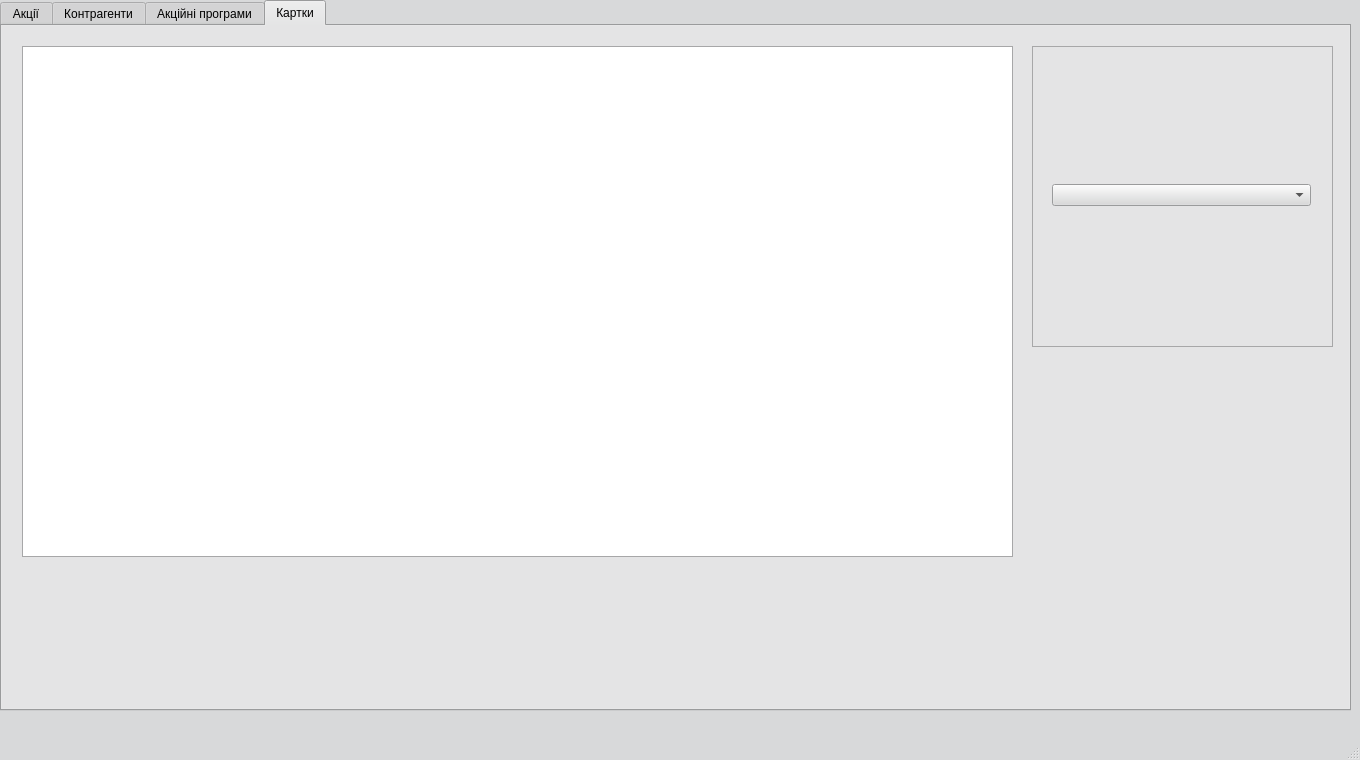
Qt form mainwindow.ui (landrew31/db_course_work) before a commit.
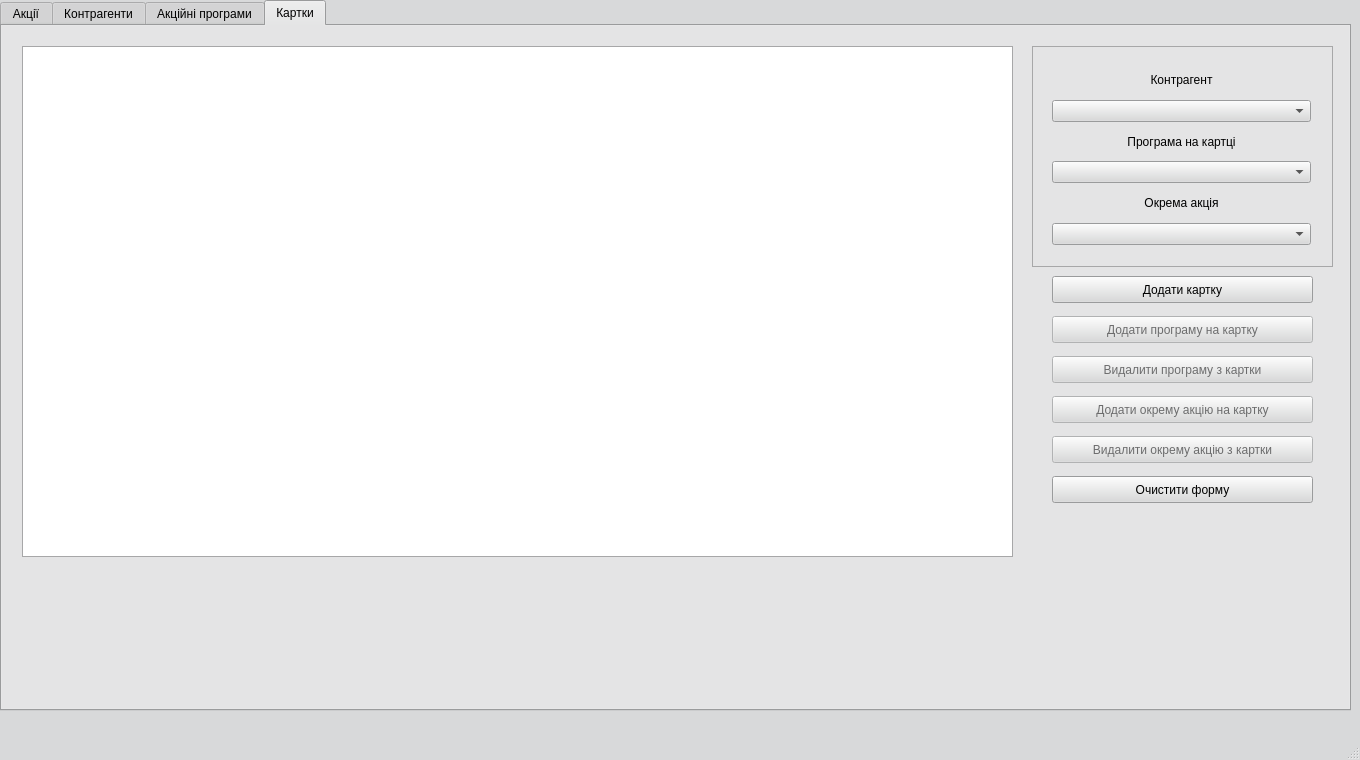
The same form after that commit. The open tabs and pages were chosen to show the change.

Commit message: card_tab added

```diff
--- a/mainwindow.ui
+++ b/mainwindow.ui
@@ -1040,7 +1040,7 @@
         <x>1030</x>
         <y>20</y>
         <width>301</width>
-        <height>301</height>
+        <height>221</height>
        </rect>
       </property>
       <property name="frameShape">
@@ -1055,16 +1055,142 @@
          <x>9</x>
          <y>9</y>
          <width>281</width>
-         <height>281</height>
+         <height>201</height>
         </rect>
        </property>
        <layout class="QGridLayout" name="gridLayout_4">
         <item row="0" column="0">
-         <widget class="QComboBox" name="comboBox"/>
+         <widget class="QLabel" name="label_10">
+          <property name="text">
+           <string>Контрагент</string>
+          </property>
+          <property name="alignment">
+           <set>Qt::AlignCenter</set>
+          </property>
+         </widget>
+        </item>
+        <item row="3" column="0">
+         <widget class="QComboBox" name="program_on_card"/>
+        </item>
+        <item row="4" column="0">
+         <widget class="QLabel" name="label_12">
+          <property name="text">
+           <string>Окрема акція</string>
+          </property>
+          <property name="alignment">
+           <set>Qt::AlignCenter</set>
+          </property>
+         </widget>
+        </item>
+        <item row="2" column="0">
+         <widget class="QLabel" name="label_11">
+          <property name="text">
+           <string>Програма на картці</string>
+          </property>
+          <property name="alignment">
+           <set>Qt::AlignCenter</set>
+          </property>
+         </widget>
+        </item>
+        <item row="1" column="0">
+         <widget class="QComboBox" name="contr_for_card"/>
+        </item>
+        <item row="5" column="0">
+         <widget class="QComboBox" name="single_action_on_card"/>
         </item>
        </layout>
       </widget>
      </widget>
+     <widget class="QPushButton" name="add_card">
+      <property name="geometry">
+       <rect>
+        <x>1050</x>
+        <y>250</y>
+        <width>261</width>
+        <height>27</height>
+       </rect>
+      </property>
+      <property name="text">
+       <string>Додати картку</string>
+      </property>
+     </widget>
+     <widget class="QPushButton" name="add_program_on_card">
+      <property name="enabled">
+       <bool>false</bool>
+      </property>
+      <property name="geometry">
+       <rect>
+        <x>1050</x>
+        <y>290</y>
+        <width>261</width>
+        <height>27</height>
+       </rect>
+      </property>
+      <property name="text">
+       <string>Додати програму на картку</string>
+      </property>
+     </widget>
+     <widget class="QPushButton" name="delete_program_from_card">
+      <property name="enabled">
+       <bool>false</bool>
+      </property>
+      <property name="geometry">
+       <rect>
+        <x>1050</x>
+        <y>330</y>
+        <width>261</width>
+        <height>27</height>
+       </rect>
+      </property>
+      <property name="text">
+       <string>Видалити програму з картки</string>
+      </property>
+     </widget>
+     <widget class="QPushButton" name="add_single_action_on_card">
+      <property name="enabled">
+       <bool>false</bool>
+      </property>
+      <property name="geometry">
+       <rect>
+        <x>1050</x>
+        <y>370</y>
+        <width>261</width>
+        <height>27</height>
+       </rect>
+      </property>
+      <property name="text">
+       <string>Додати окрему акцію на картку</string>
+      </property>
+     </widget>
+     <widget class="QPushButton" name="delete_single_action_from_card">
+      <property name="enabled">
+       <bool>false</bool>
+      </property>
+      <property name="geometry">
+       <rect>
+        <x>1050</x>
+        <y>410</y>
+        <width>261</width>
+        <height>27</height>
+       </rect>
+      </property>
+      <property name="text">
+       <string>Видалити окрему акцію з картки</string>
+      </property>
+     </widget>
+     <widget class="QPushButton" name="clear_card_form">
+      <property name="geometry">
+       <rect>
+        <x>1050</x>
+        <y>450</y>
+        <width>261</width>
+        <height>27</height>
+       </rect>
+      </property>
+      <property name="text">
+       <string>Очистити форму</string>
+      </property>
+     </widget>
     </widget>
    </widget>
   </widget>
```
Left out of the diff: 72 changed lines with no effect on the pictures. The commit also changes 29 other files.
